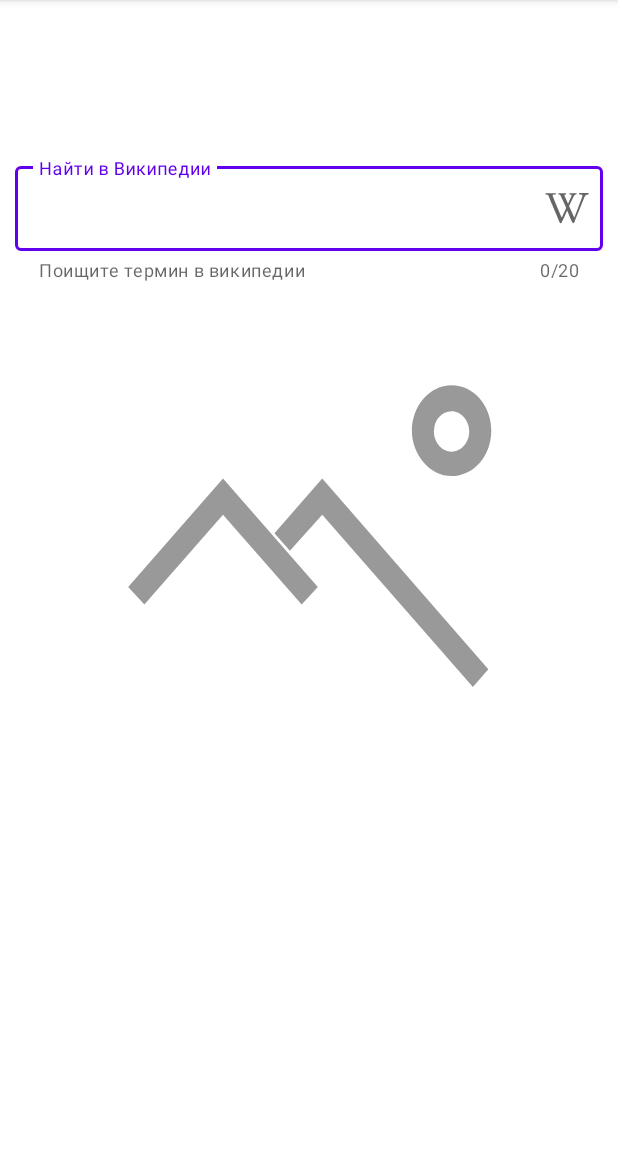
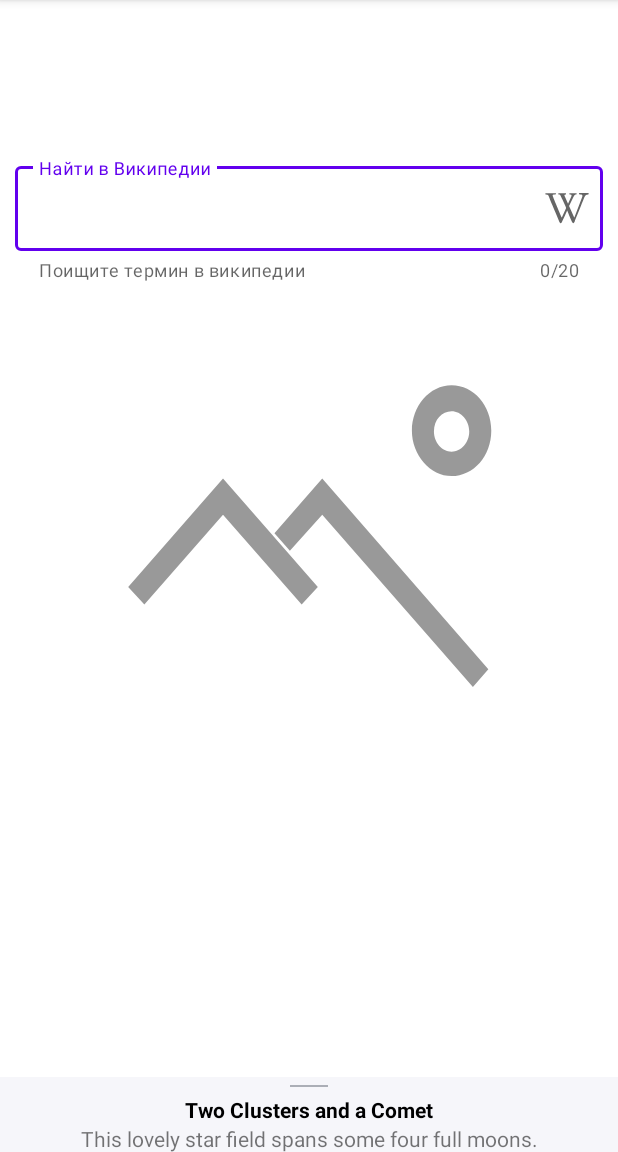
Before and after one commit to nikitabo1shakov/pictureoftheday, an Android app: the screen it shows after launch (MainActivity), on a phone screen of 412 x 824 dp, the part 84-1236 px from its top. Run offline under Robolectric (Android 15) with nearby library versions, the phone set to English and light mode, and no system bars; libraries missing offline, so code that uses them is left out: coil.api.load; pictures from the network do not load.

Commit message:
добавление BottomSheet

```diff
--- a/app/src/main/java/com/nikitabolshakov/pictureoftheday/view/PictureOfTheDayFragment.kt
+++ b/app/src/main/java/com/nikitabolshakov/pictureoftheday/view/PictureOfTheDayFragment.kt
@@ -7,10 +7,12 @@ import android.view.LayoutInflater
 import android.view.View
 import android.view.ViewGroup
 import android.widget.Toast
+import androidx.constraintlayout.widget.ConstraintLayout
 import androidx.fragment.app.Fragment
 import androidx.lifecycle.Observer
 import androidx.lifecycle.ViewModelProvider
 import coil.api.load
+import com.google.android.material.bottomsheet.BottomSheetBehavior
 import com.nikitabolshakov.pictureoftheday.R
 import com.nikitabolshakov.pictureoftheday.databinding.MainFragmentBinding
 import com.nikitabolshakov.pictureoftheday.viewmodel.PictureOfTheDayState
@@ -24,6 +26,8 @@ class PictureOfTheDayFragment : Fragment() {
 
     private var _binding: MainFragmentBinding? = null
     private val binding get() = _binding!!
+
+    private lateinit var bottomSheetBehavior: BottomSheetBehavior<ConstraintLayout>
 
     private val viewModel: PictureOfTheDayViewModel by lazy {
         ViewModelProvider(this).get(PictureOfTheDayViewModel::class.java)
@@ -48,6 +52,8 @@ class PictureOfTheDayFragment : Fragment() {
                     Uri.parse("https://en.wikipedia.org/wiki/${binding.inputEditText.text.toString()}")
             })
         }
+
+        setBottomSheetBehavior(view.findViewById(R.id.bottom_sheet_container))
     }
 
     private fun renderData(state: PictureOfTheDayState) {
@@ -80,4 +86,9 @@ class PictureOfTheDayFragment : Fragment() {
             }
         }
     }
+
+    private fun setBottomSheetBehavior(bottomSheet: ConstraintLayout) {
+        bottomSheetBehavior = BottomSheetBehavior.from(bottomSheet)
+        bottomSheetBehavior.state = BottomSheetBehavior.STATE_COLLAPSED
+    }
 }
--- /dev/null
+++ b/app/src/main/res/layout/bottom_sheet_layout.xml
@@ -0,0 +1,47 @@
+<?xml version="1.0" encoding="utf-8"?>
+<androidx.constraintlayout.widget.ConstraintLayout xmlns:android="http://schemas.android.com/apk/res/android"
+    xmlns:app="http://schemas.android.com/apk/res-auto"
+    xmlns:tools="http://schemas.android.com/tools"
+    android:id="@+id/bottom_sheet_container"
+    android:layout_width="match_parent"
+    android:layout_height="match_parent"
+    android:background="#f6f6fa"
+    app:behavior_hideable="true"
+    app:behavior_peekHeight="50dp"
+    app:layout_behavior="com.google.android.material.bottomsheet.BottomSheetBehavior">
+
+    <View
+        android:id="@+id/bottom_sheet_line"
+        android:layout_width="25dp"
+        android:layout_height="1dp"
+        android:layout_marginTop="5dp"
+        android:background="#663b4351"
+        app:layout_constraintEnd_toEndOf="parent"
+        app:layout_constraintStart_toStartOf="parent"
+        app:layout_constraintTop_toTopOf="parent" />
+
+    <TextView
+        android:id="@+id/bottom_sheet_description_header"
+        android:layout_width="wrap_content"
+        android:layout_height="wrap_content"
+        android:layout_marginTop="5dp"
+        android:paddingStart="10dp"
+        android:paddingEnd="10dp"
+        android:textColor="#000"
+        android:textStyle="bold"
+        app:layout_constraintEnd_toEndOf="parent"
+        app:layout_constraintStart_toStartOf="parent"
+        app:layout_constraintTop_toBottomOf="@+id/bottom_sheet_line"
+        android:text="Two Clusters and a Comet" />
+
+    <TextView
+        android:id="@+id/bottom_sheet_description"
+        android:layout_width="wrap_content"
+        android:layout_height="wrap_content"
+        android:paddingStart="10dp"
+        android:paddingEnd="10dp"
+        app:layout_constraintEnd_toEndOf="parent"
+        app:layout_constraintStart_toStartOf="parent"
+        app:layout_constraintTop_toBottomOf="@+id/bottom_sheet_description_header"
+        android:text="This lovely star field spans some four full moons." />
+</androidx.constraintlayout.widget.ConstraintLayout>
--- a/app/src/main/res/layout/main_fragment.xml
+++ b/app/src/main/res/layout/main_fragment.xml
@@ -1,10 +1,15 @@
 <?xml version="1.0" encoding="utf-8"?>
-<androidx.constraintlayout.widget.ConstraintLayout xmlns:android="http://schemas.android.com/apk/res/android"
+<androidx.coordinatorlayout.widget.CoordinatorLayout xmlns:android="http://schemas.android.com/apk/res/android"
     xmlns:app="http://schemas.android.com/apk/res-auto"
+    android:layout_width="match_parent"
+    android:layout_height="match_parent">
+
+    <androidx.constraintlayout.widget.ConstraintLayout
         android:id="@+id/main"
         android:layout_width="match_parent"
         android:layout_height="match_parent"
-    android:padding="10dp">
+        android:paddingStart="10dp"
+        android:paddingEnd="10dp">
 
         <com.google.android.material.textfield.TextInputLayout
             android:id="@+id/input_layout"
@@ -25,7 +30,8 @@
             <com.google.android.material.textfield.TextInputEditText
                 android:id="@+id/input_edit_text"
                 android:layout_width="match_parent"
-            android:layout_height="wrap_content" />
+                android:layout_height="wrap_content"
+                android:inputType="text" />
         </com.google.android.material.textfield.TextInputLayout>
 
         <com.nikitabolshakov.pictureoftheday.view.EquilateralImageView
@@ -40,3 +46,7 @@
             app:layout_constraintTop_toTopOf="parent"
             app:srcCompat="@drawable/ic_no_photo_vector" />
     </androidx.constraintlayout.widget.ConstraintLayout>
+
+    <include layout="@layout/bottom_sheet_layout" />
+
+</androidx.coordinatorlayout.widget.CoordinatorLayout>
```
Lines whose indentation alone changed are shown as unchanged.
